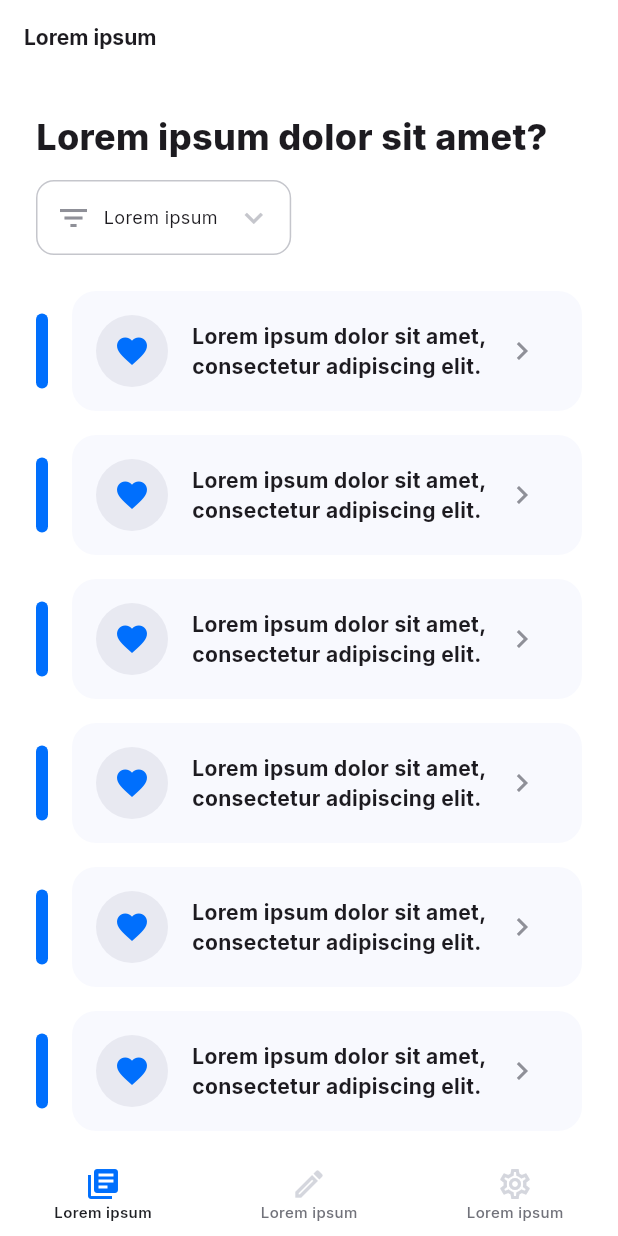
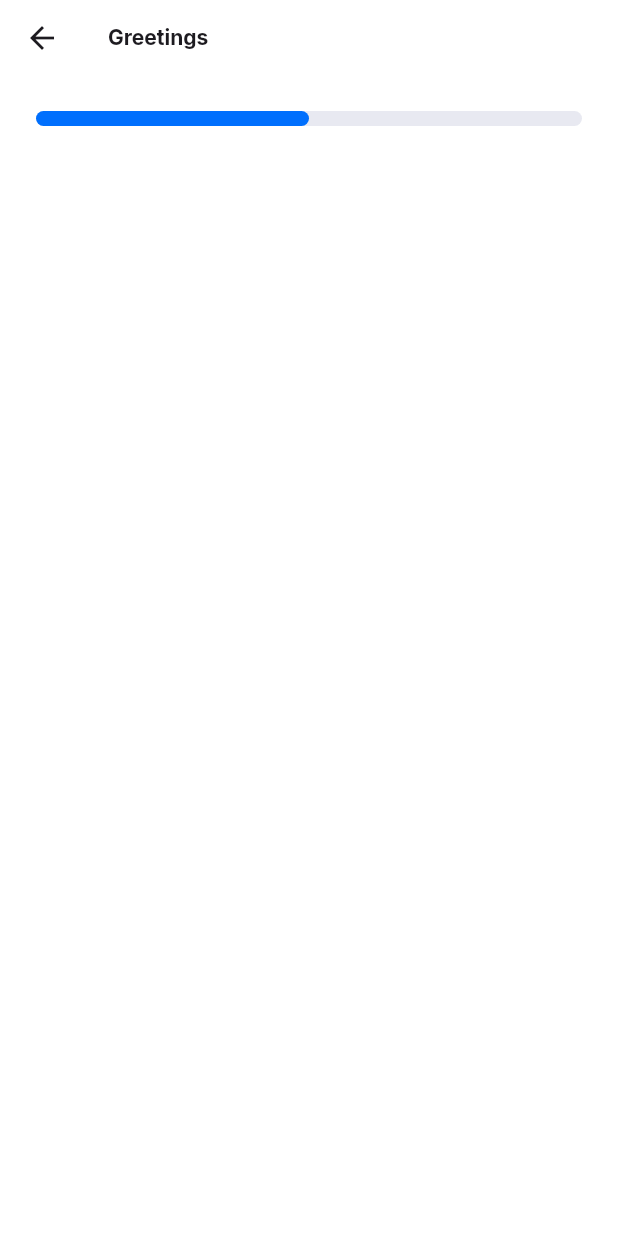
Before and after one commit to gianlucaromeo/finnish-survival, a Flutter app: the screen it shows after launch, after a tap on the "keyboard arrow right" icon, on a phone screen of 412 x 824 dp. Run offline on Flutter 3.47's test engine with Material 3 defaults, Android fonts, the phone set to English and light mode, and no system bars; our stand-ins replace google_fonts.

Commit message:
Added first draft of learn_topic_page

```diff
--- a/finnish_survival/lib/screens/learn_items_list.dart
+++ /dev/null
@@ -1,38 +0,0 @@
-import 'dart:developer' as dev;
-import 'dart:math';
-
-import 'package:finnish_survival/screens/learn_item.dart';
-import 'package:flutter/material.dart';
-
-class LearnItemsList extends StatelessWidget {
-  const LearnItemsList({
-    super.key,
-  });
-
-  @override
-  Widget build(BuildContext context) {
-    return Expanded(
-      child: SingleChildScrollView(
-        child: Column(
-          children: [
-            ...List.generate(
-              10,
-                  (index) {
-                return LearnItem(
-                  isComplete: Random().nextBool(),
-                  isFavorite: Random().nextBool(),
-                  onTap: () {
-                    dev.log(name: "LearnPage / LearnItem / onTap", "TODO: Implement");
-                  },
-                  onFavoriteTap: () {
-                    dev.log(name: "LearnPage / LearnItem / onFavoriteTap", "TODO: Implement");
-                  },
-                );
-              },
-            ),
-          ],
-        ),
-      ),
-    );
-  }
-}
--- a/finnish_survival/lib/screens/learn_page.dart
+++ b/finnish_survival/lib/screens/learn_page.dart
@@ -2,7 +2,7 @@ import 'dart:developer' as dev;
 
 import 'package:finnish_survival/config/theme.dart';
 import 'package:finnish_survival/extensions.dart';
-import 'package:finnish_survival/screens/learn_items_list.dart';
+import 'package:finnish_survival/widgets/learn_topics_list.dart';
 import 'package:finnish_survival/widgets/app_bar.dart';
 import 'package:finnish_survival/widgets/app_bottom_bar.dart';
 import 'package:finnish_survival/widgets/filter.dart';
@@ -46,7 +46,7 @@ class LearnPage extends StatelessWidget {
             24.0.verticalSpace,
 
             /// LIST
-            const LearnItemsList(),
+            const LearnTopicsList(),
           ],
         ),
       ),
--- /dev/null
+++ b/finnish_survival/lib/screens/learn_topic_page.dart
@@ -0,0 +1,43 @@
+import 'package:finnish_survival/config/theme.dart';
+import 'package:finnish_survival/widgets/app_bar.dart';
+import 'package:flutter/material.dart';
+
+class LearnTopicPage extends StatelessWidget {
+  const LearnTopicPage({
+    super.key,
+    required this.title,
+  });
+
+  final String title;
+
+  @override
+  Widget build(BuildContext context) {
+    return Scaffold(
+      /// TOP BAR
+      appBar: CustomAppBar(
+        title: title,
+      ),
+
+      /// OTHER
+      backgroundColor: AppColors.neutralLightLightest,
+
+      /// CONTENT
+      body: Padding(
+        padding: AppPadding.scaffoldPadding,
+        child: Column(
+          children: [
+            /// STEPS PROGRESS BAR
+            LinearProgressIndicator(
+              value: 0.5,
+              minHeight: 10.0,
+              borderRadius: BorderRadius.circular(10.0),
+              valueColor: AlwaysStoppedAnimation(AppColors.highlightsDarkest),
+              backgroundColor: AppColors.neutralLightMedium,
+            ),
+
+          ],
+        ),
+      ),
+    );
+  }
+}
--- a/finnish_survival/lib/screens/learn_item.dart
+++ b/finnish_survival/lib/widgets/learn_topics_list.dart
@@ -1,20 +1,25 @@
-import 'dart:developer';
+import 'dart:developer' as dev;
+import 'dart:math';
+
+import 'package:finnish_survival/mock_data.dart';
+import 'package:finnish_survival/screens/learn_topic_page.dart';
+import 'package:flutter/material.dart';
 
 import 'package:finnish_survival/config/theme.dart';
 import 'package:finnish_survival/extensions.dart';
-import 'package:flutter/material.dart';
 
-class LearnItem extends StatelessWidget {
-  const LearnItem({
-    super.key,
+class _LearnTopicItem extends StatelessWidget {
+  const _LearnTopicItem({
     required this.isComplete,
     required this.isFavorite,
+    required this.title,
     required this.onFavoriteTap,
     required this.onTap,
   });
 
   final bool isComplete;
   final bool isFavorite;
+  final String title;
   final Function onFavoriteTap;
   final Function onTap;
 
@@ -56,7 +61,7 @@ class LearnItem extends StatelessWidget {
                     ),
                     child: IconButton(
                       onPressed: () {
-                        log(name: "LearnItem / Favorite Icon", "Tapped");
+                        dev.log(name: "LearnItem / Favorite Icon", "Tapped");
                         onFavoriteTap.call();
                       },
                       icon: isFavorite
@@ -70,7 +75,7 @@ class LearnItem extends StatelessWidget {
                   /// TITLE
                   Expanded(
                     child: Text(
-                      "Lorem ipsum dolor sit amet, consectetur adipiscing elit.",
+                      title,
                       maxLines: 3,
                       overflow: TextOverflow.ellipsis,
                       style: AppFonts.h4,
@@ -81,7 +86,7 @@ class LearnItem extends StatelessWidget {
                   /// ICON
                   IconButton(
                     onPressed: () {
-                      log(name: "LearnItem / Favorite icon", "Tapped");
+                      dev.log(name: "LearnItem / Favorite icon", "Tapped");
                       onTap.call();
                     },
                     icon: Icon(
@@ -98,3 +103,48 @@ class LearnItem extends StatelessWidget {
     );
   }
 }
+
+
+class LearnTopicsList extends StatelessWidget {
+  const LearnTopicsList({
+    super.key,
+  });
+
+  @override
+  Widget build(BuildContext context) {
+    return Expanded(
+      child: SingleChildScrollView(
+        child: Column(
+          children: [
+            ...List.generate(
+              topics.keys.length,
+              (index) {
+                return _LearnTopicItem(
+                  title: topics.keys.elementAt(index),
+                  isComplete: Random().nextBool(),
+                  isFavorite: Random().nextBool(),
+                  onTap: () {
+                    dev.log(name: "LearnPage / LearnItem / onTap", "TODO");
+                    Navigator.of(context).push(
+                      MaterialPageRoute(
+                        builder: (context) => LearnTopicPage(
+                          title: topics.keys.elementAt(index),
+                        ),
+                      ),
+                    );
+                  },
+                  onFavoriteTap: () {
+                    dev.log(
+                      name: "LearnPage / LearnItem / onFavoriteTap",
+                      "TODO",
+                    );
+                  },
+                );
+              },
+            ),
+          ],
+        ),
+      ),
+    );
+  }
+}
```
